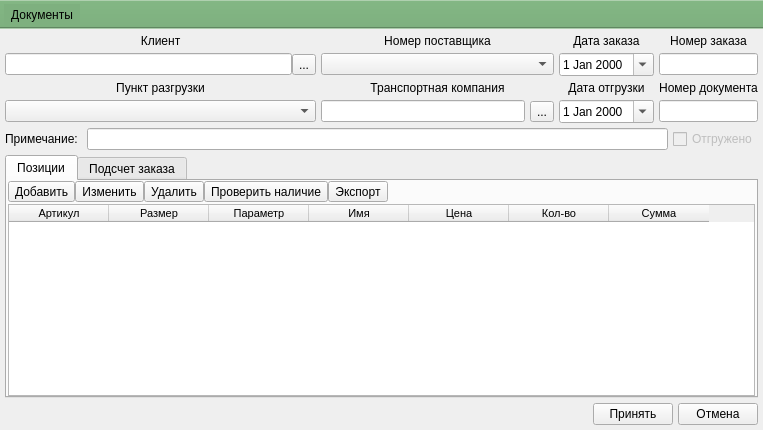
Above: ui/order.ui from Meller008/CRM-Avi before the change. Below: the same form after it.
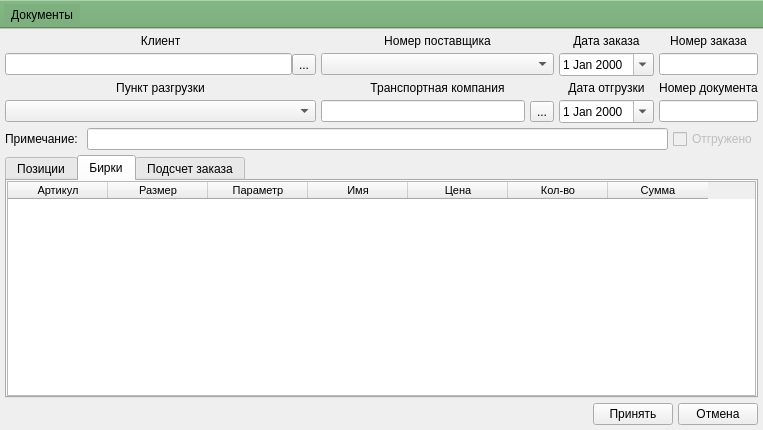
That is the form after the change. The open tabs and pages were chosen to show the change.

```diff
--- a/ui/order.ui
+++ b/ui/order.ui
@@ -346,6 +346,88 @@
         </item>
        </layout>
       </widget>
+      <widget class="QWidget" name="tab">
+       <attribute name="title">
+        <string>Бирки</string>
+       </attribute>
+       <layout class="QGridLayout" name="gridLayout_3">
+        <property name="leftMargin">
+         <number>0</number>
+        </property>
+        <property name="topMargin">
+         <number>0</number>
+        </property>
+        <property name="rightMargin">
+         <number>0</number>
+        </property>
+        <property name="bottomMargin">
+         <number>0</number>
+        </property>
+        <property name="spacing">
+         <number>0</number>
+        </property>
+        <item row="0" column="0">
+         <widget class="QTableWidget" name="tw_position_label">
+          <property name="font">
+           <font>
+            <family>Tahoma</family>
+            <pointsize>8</pointsize>
+           </font>
+          </property>
+          <property name="editTriggers">
+           <set>QAbstractItemView::NoEditTriggers</set>
+          </property>
+          <property name="selectionBehavior">
+           <enum>QAbstractItemView::SelectRows</enum>
+          </property>
+          <attribute name="verticalHeaderVisible">
+           <bool>false</bool>
+          </attribute>
+          <attribute name="verticalHeaderDefaultSectionSize">
+           <number>20</number>
+          </attribute>
+          <attribute name="verticalHeaderMinimumSectionSize">
+           <number>18</number>
+          </attribute>
+          <column>
+           <property name="text">
+            <string>Артикул</string>
+           </property>
+          </column>
+          <column>
+           <property name="text">
+            <string>Размер</string>
+           </property>
+          </column>
+          <column>
+           <property name="text">
+            <string>Параметр</string>
+           </property>
+          </column>
+          <column>
+           <property name="text">
+            <string>Имя</string>
+           </property>
+          </column>
+          <column>
+           <property name="text">
+            <string>Цена</string>
+           </property>
+          </column>
+          <column>
+           <property name="text">
+            <string>Кол-во</string>
+           </property>
+          </column>
+          <column>
+           <property name="text">
+            <string>Сумма</string>
+           </property>
+          </column>
+         </widget>
+        </item>
+       </layout>
+      </widget>
       <widget class="QWidget" name="tab_10">
        <attribute name="title">
         <string>Подсчет заказа</string>
```
Left out of the diff: 69 changed lines with no effect on the pictures.
